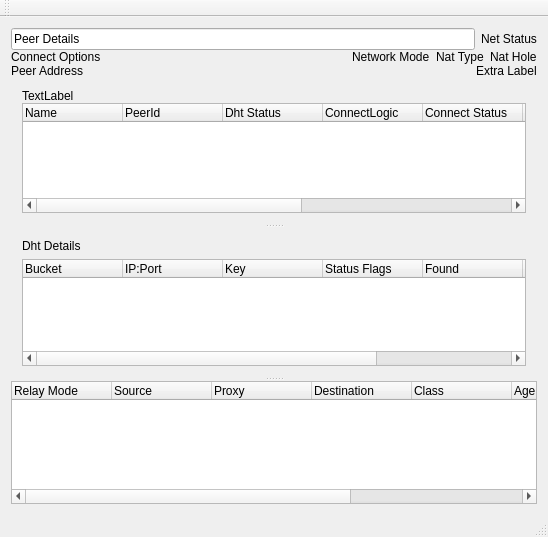
This is retroshare-gui/src/gui/dht/DhtWindow.ui in RetroShare/RetroShare as Qt 5 draws it before an edit. The edited form follows.
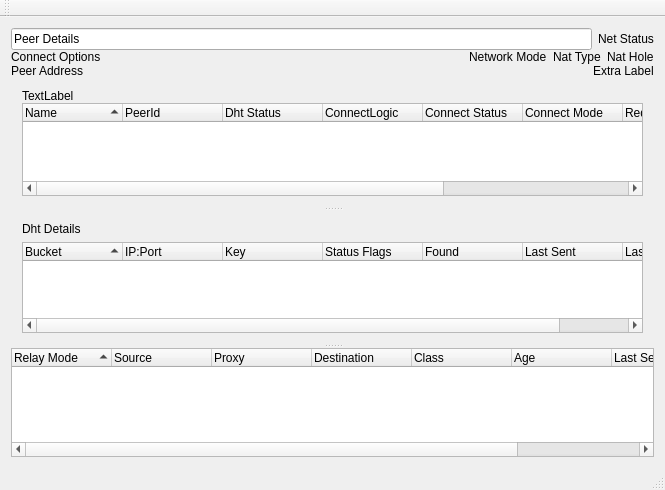
This is the edited form. Icons and pictures are not drawn.

Commit message: enabled sorting and added dht icon for the window

```diff
--- a/retroshare-gui/src/gui/dht/DhtWindow.ui
+++ b/retroshare-gui/src/gui/dht/DhtWindow.ui
@@ -9,8 +9,8 @@
    <rect>
     <x>0</x>
     <y>0</y>
-    <width>548</width>
-    <height>537</height>
+    <width>665</width>
+    <height>490</height>
    </rect>
   </property>
   <property name="windowTitle">
@@ -133,6 +133,9 @@
         </item>
         <item>
          <widget class="QTreeWidget" name="peerTreeWidget">
+          <property name="sortingEnabled">
+           <bool>true</bool>
+          </property>
           <column>
            <property name="text">
             <string>Name</string>
@@ -193,6 +196,9 @@
         </item>
         <item>
          <widget class="QTreeWidget" name="dhtTreeWidget">
+          <property name="sortingEnabled">
+           <bool>true</bool>
+          </property>
           <column>
            <property name="text">
             <string>Bucket</string>
@@ -233,6 +239,9 @@
        </layout>
       </widget>
       <widget class="QTreeWidget" name="relayTreeWidget">
+       <property name="sortingEnabled">
+        <bool>true</bool>
+       </property>
        <column>
         <property name="text">
          <string>Relay Mode</string>
```
Left out of the diff: 14 changed lines with no effect on the pictures.
